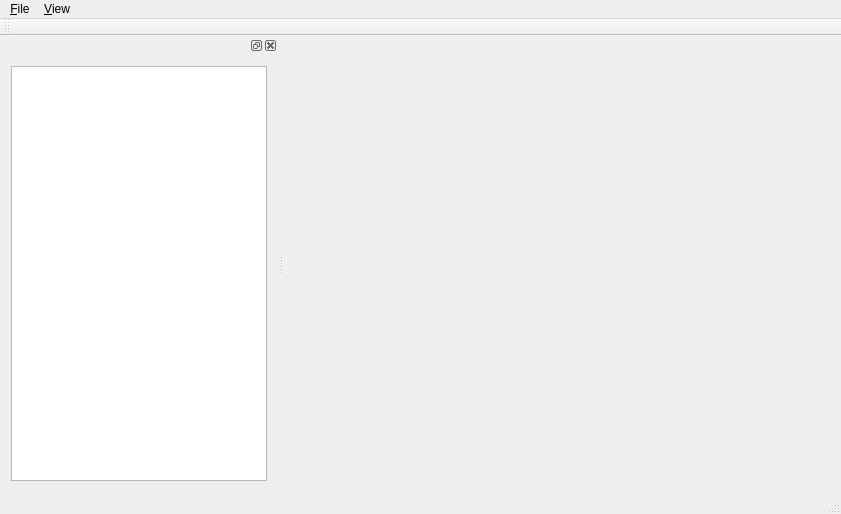
This is MainWindow/mainwindow.ui in sadika9/ChemView as Qt 5 draws it before an edit. The edited form follows.
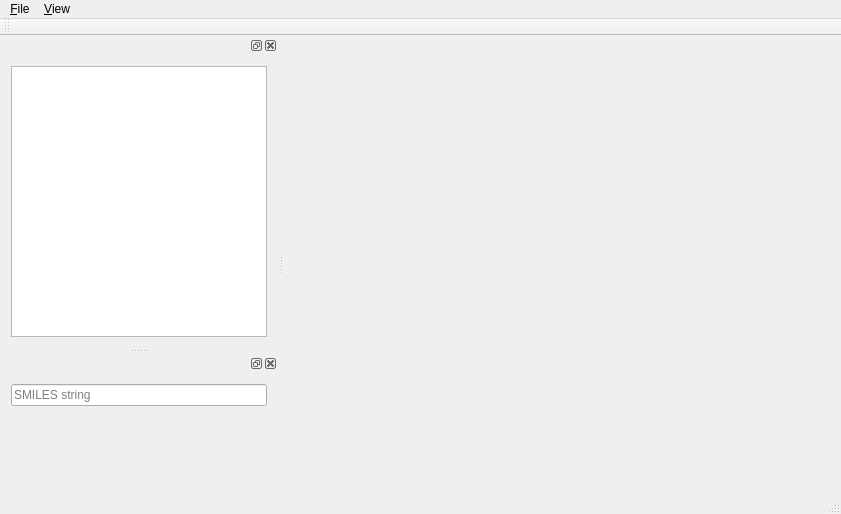
This is the edited form. Custom widgets are drawn as their Qt base class.

Commit message: add functionality to build molecule by entering smi string

```diff
--- a/MainWindow/mainwindow.ui
+++ b/MainWindow/mainwindow.ui
@@ -69,6 +69,35 @@
     </layout>
    </widget>
   </widget>
+  <widget class="QDockWidget" name="smiDock">
+   <attribute name="dockWidgetArea">
+    <number>1</number>
+   </attribute>
+   <widget class="QWidget" name="dockWidgetContents_2">
+    <layout class="QVBoxLayout" name="verticalLayout_3">
+     <item>
+      <widget class="QLineEdit" name="smiEdit">
+       <property name="placeholderText">
+        <string>SMILES string</string>
+       </property>
+      </widget>
+     </item>
+     <item>
+      <spacer name="verticalSpacer">
+       <property name="orientation">
+        <enum>Qt::Vertical</enum>
+       </property>
+       <property name="sizeHint" stdset="0">
+        <size>
+         <width>20</width>
+         <height>40</height>
+        </size>
+       </property>
+      </spacer>
+     </item>
+    </layout>
+   </widget>
+  </widget>
   <action name="actionOpenFIle">
    <property name="text">
     <string>&amp;Open FIle</string>
```
Left out of the diff: 41 changed lines with no effect on the pictures. The commit also changes 2 other files.
